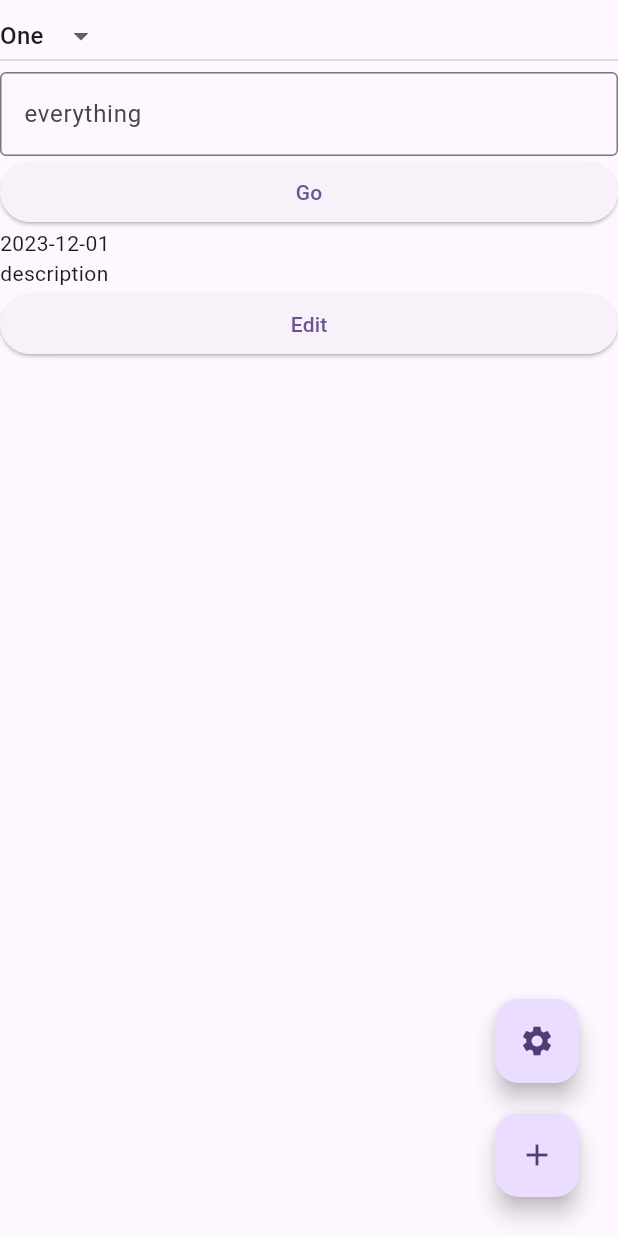
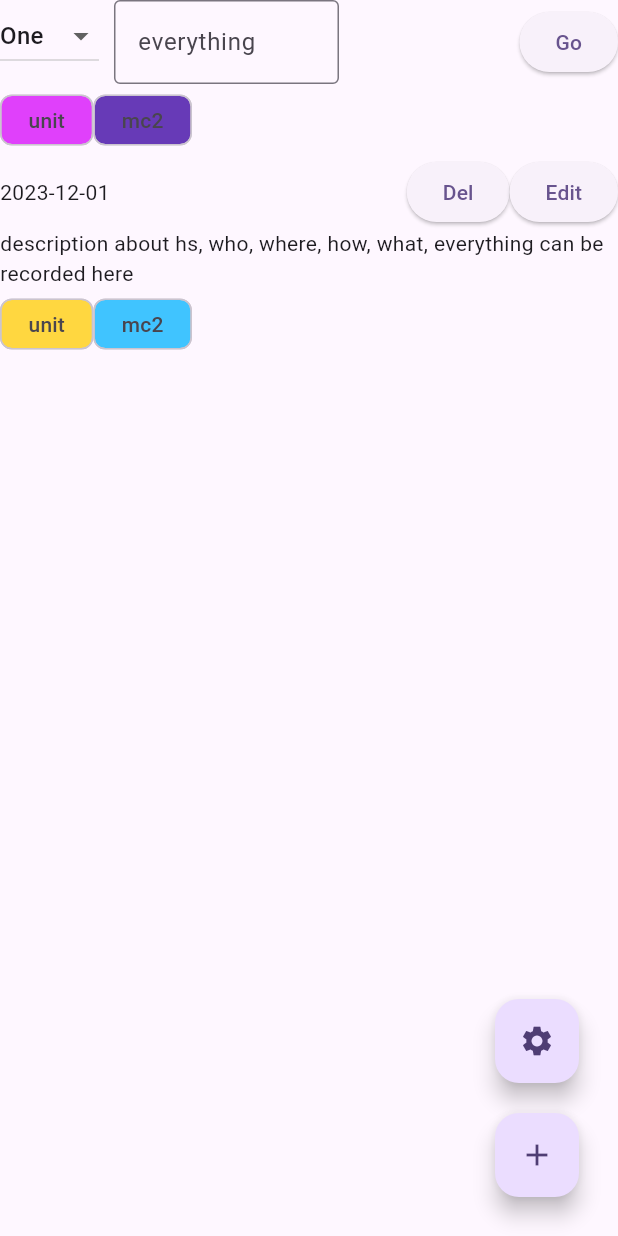
Before and after one commit to lonastation/HS-LIKE, a Flutter app: the MemoTab screen opened directly, on a phone screen of 412 x 824 dp. Run offline on Flutter 3.47's test engine with Material 3 defaults, Android fonts, the phone set to English and light mode, and no system bars; missing offline and left inert: lunar.

Commit message:
memo tab layout

```diff
--- a/lib/memo_tab.dart
+++ b/lib/memo_tab.dart
@@ -21,6 +21,10 @@ class _MemoTabState extends State<MemoTab> {
     return Scaffold(
       body: ListView(
         children: <Widget>[
+          Row(
+            mainAxisAlignment: MainAxisAlignment.spaceBetween,
+            children: [
+              Wrap(spacing: 10, children: [
                 DropdownButton<String>(
                   value: dropdownValue,
                   items: list.map<DropdownMenuItem<String>>((String value) {
@@ -36,17 +40,70 @@ class _MemoTabState extends State<MemoTab> {
                   },
                 ),
                 const SizedBox(
-            width: 250,
+                  width: 150,
                   child: TextField(
                     obscureText: true,
                     decoration: InputDecoration(
                         border: OutlineInputBorder(), labelText: 'everything'),
                   ),
                 ),
+              ]),
               ElevatedButton(onPressed: () {}, child: const Text('Go')),
+            ],
+          ),
+          const Wrap(
+            children: [
+              Chip(
+                label: Text('unit'),
+                backgroundColor: Colors.purpleAccent,
+                padding: EdgeInsets.symmetric(vertical: 5, horizontal: 10),
+              ),
+              Chip(
+                label: Text('mc2'),
+                backgroundColor: Colors.deepPurple,
+                padding: EdgeInsets.symmetric(vertical: 5, horizontal: 10),
+              ),
+            ],
+          ),
+          Wrap(
+            children: [
+              Row(
+                mainAxisAlignment: MainAxisAlignment.spaceBetween,
+                children: [
                   const Text('2023-12-01'),
-          const Text('description'),
-          ElevatedButton(onPressed: () {}, child: const Text('Edit')),
+                  Wrap(
+                    children: [
+                      ElevatedButton(
+                          onPressed: () {}, child: const Text('Del')),
+                      ElevatedButton(
+                          onPressed: () {}, child: const Text('Edit')),
+                    ],
+                  ),
+                ],
+              ),
+              const Row(
+                children: [
+                  Expanded(
+                      child: Text(
+                          'description about hs, who, where, how, what, everything can be recorded here'))
+                ],
+              ),
+              const Wrap(
+                children: [
+                  Chip(
+                    label: Text('unit'),
+                    backgroundColor: Colors.amberAccent,
+                    padding: EdgeInsets.symmetric(vertical: 5, horizontal: 10),
+                  ),
+                  Chip(
+                    label: Text('mc2'),
+                    backgroundColor: Colors.lightBlueAccent,
+                    padding: EdgeInsets.symmetric(vertical: 5, horizontal: 10),
+                  ),
+                ],
+              )
+            ],
+          ),
         ],
       ),
       floatingActionButton: Wrap(
```
Lines whose indentation alone changed are shown as unchanged.
